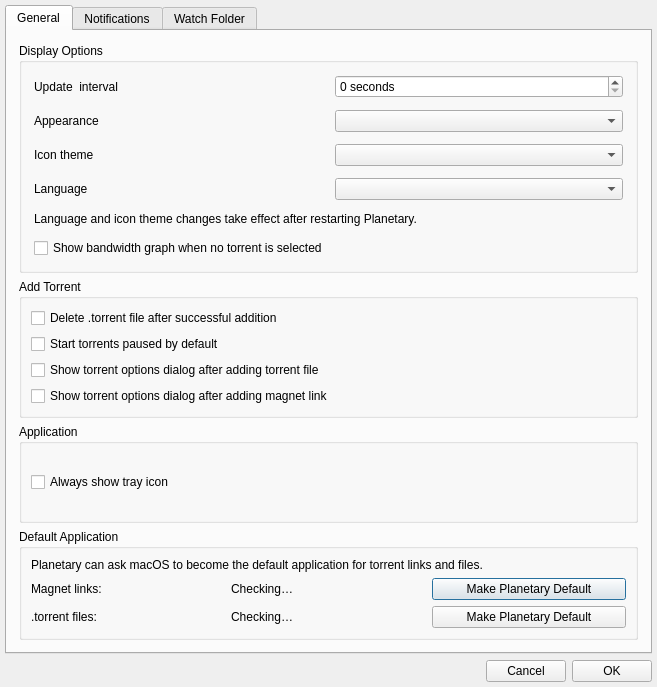
This is appsettings.ui in mveinot/transmission-control as Qt 5 draws it before an edit. The edited form follows.
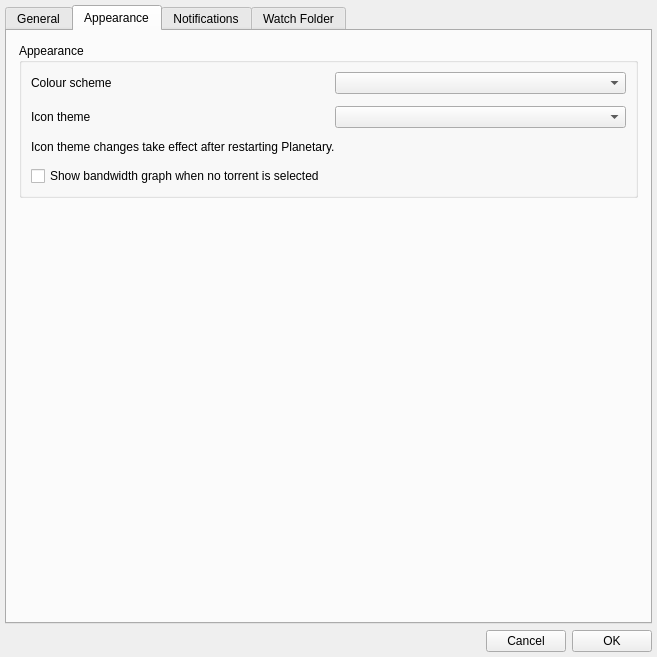
This is the edited form. The open tabs and pages were chosen to show the change.

Commit message: Move appearance settings to separate tab

The edit to the form file:
```diff
--- a/appsettings.ui
+++ b/appsettings.ui
@@ -7,7 +7,7 @@
     <x>0</x>
     <y>0</y>
     <width>657</width>
-    <height>687</height>
+    <height>657</height>
    </rect>
   </property>
   <property name="windowTitle">
@@ -61,11 +61,11 @@
            <property name="minimumSize">
             <size>
              <width>0</width>
-             <height>210</height>
+             <height>130</height>
             </size>
            </property>
            <property name="title">
-            <string>Display Options</string>
+            <string>General</string>
            </property>
            <layout class="QHBoxLayout" name="horizontalLayout_3">
             <property name="leftMargin">
@@ -100,37 +100,6 @@
                </widget>
               </item>
               <item row="1" column="0">
-               <widget class="QLabel" name="labelAppearance">
-                <property name="text">
-                 <string>Appearance</string>
-                </property>
-               </widget>
-              </item>
-              <item row="1" column="1">
-               <widget class="QComboBox" name="appearanceCombo">
-                <property name="toolTip">
-                 <string>Follow the operating system appearance or override it for Planetary</string>
-                </property>
-               </widget>
-              </item>
-              <item row="2" column="0">
-               <widget class="QLabel" name="labelIconTheme">
-                <property name="text">
-                 <string>Icon theme</string>
-                </property>
-                <property name="buddy">
-                 <cstring>iconThemeCombo</cstring>
-                </property>
-               </widget>
-              </item>
-              <item row="2" column="1">
-               <widget class="QComboBox" name="iconThemeCombo">
-                <property name="toolTip">
-                 <string>Select the icon style used throughout Planetary</string>
-                </property>
-               </widget>
-              </item>
-              <item row="3" column="0">
                <widget class="QLabel" name="labelLanguage">
                 <property name="text">
                  <string>Language</string>
@@ -140,33 +109,23 @@
                 </property>
                </widget>
               </item>
-              <item row="3" column="1">
+              <item row="1" column="1">
                <widget class="QComboBox" name="languageCombo">
                 <property name="toolTip">
                  <string>Select the language used by Planetary</string>
                 </property>
                </widget>
               </item>
-              <item row="4" column="0" colspan="2">
+              <item row="2" column="0" colspan="2">
                <widget class="QLabel" name="labelLanguageRestartNotice">
                 <property name="text">
-                 <string>Language and icon theme changes take effect after restarting Planetary.</string>
+                 <string>Language changes take effect after restarting Planetary.</string>
                 </property>
                 <property name="wordWrap">
                  <bool>true</bool>
                 </property>
                </widget>
               </item>
-              <item row="5" column="0" colspan="2">
-               <widget class="QCheckBox" name="showSessionOverview">
-                <property name="toolTip">
-                 <string>Show recent bandwidth activity in the details pane when no torrent is selected</string>
-                </property>
-                <property name="text">
-                 <string>Show bandwidth graph when no torrent is selected</string>
-                </property>
-               </widget>
-              </item>
              </layout>
             </item>
            </layout>
@@ -297,6 +256,107 @@
        </item>
       </layout>
      </widget>
+     <widget class="QWidget" name="appearance">
+      <attribute name="title">
+       <string>Appearance</string>
+      </attribute>
+      <layout class="QVBoxLayout" name="verticalLayoutAppearance">
+       <property name="leftMargin">
+        <number>12</number>
+       </property>
+       <property name="topMargin">
+        <number>12</number>
+       </property>
+       <property name="rightMargin">
+        <number>12</number>
+       </property>
+       <property name="bottomMargin">
+        <number>12</number>
+       </property>
+       <item>
+        <widget class="QGroupBox" name="appearanceOptionsGroup">
+         <property name="title">
+          <string>Appearance</string>
+         </property>
+         <layout class="QGridLayout" name="gridLayoutAppearance">
+          <property name="horizontalSpacing">
+           <number>12</number>
+          </property>
+          <property name="verticalSpacing">
+           <number>12</number>
+          </property>
+          <item row="0" column="0">
+           <widget class="QLabel" name="labelAppearance">
+            <property name="text">
+             <string>Colour scheme</string>
+            </property>
+            <property name="buddy">
+             <cstring>appearanceCombo</cstring>
+            </property>
+           </widget>
+          </item>
+          <item row="0" column="1">
+           <widget class="QComboBox" name="appearanceCombo">
+            <property name="toolTip">
+             <string>Follow the operating system appearance or override it for Planetary</string>
+            </property>
+           </widget>
+          </item>
+          <item row="1" column="0">
+           <widget class="QLabel" name="labelIconTheme">
+            <property name="text">
+             <string>Icon theme</string>
+            </property>
+            <property name="buddy">
+             <cstring>iconThemeCombo</cstring>
+            </property>
+           </widget>
+          </item>
+          <item row="1" column="1">
+           <widget class="QComboBox" name="iconThemeCombo">
+            <property name="toolTip">
+             <string>Select the icon style used throughout Planetary</string>
+            </property>
+           </widget>
+          </item>
+          <item row="2" column="0" colspan="2">
+           <widget class="QLabel" name="labelIconThemeRestartNotice">
+            <property name="text">
+             <string>Icon theme changes take effect after restarting Planetary.</string>
+            </property>
+            <property name="wordWrap">
+             <bool>true</bool>
+            </property>
+           </widget>
+          </item>
+          <item row="3" column="0" colspan="2">
+           <widget class="QCheckBox" name="showSessionOverview">
+            <property name="toolTip">
+             <string>Show recent bandwidth activity in the details pane when no torrent is selected</string>
+            </property>
+            <property name="text">
+             <string>Show bandwidth graph when no torrent is selected</string>
+            </property>
+           </widget>
+          </item>
+         </layout>
+        </widget>
+       </item>
+       <item>
+        <spacer name="verticalSpacerAppearance">
+         <property name="orientation">
+          <enum>Qt::Vertical</enum>
+         </property>
+         <property name="sizeHint" stdset="0">
+          <size>
+           <width>20</width>
+           <height>40</height>
+          </size>
+         </property>
+        </spacer>
+       </item>
+      </layout>
+     </widget>
      <widget class="QWidget" name="notifications">
       <attribute name="title">
        <string>Notifications</string>
```
The commit also changes 5 other files.
